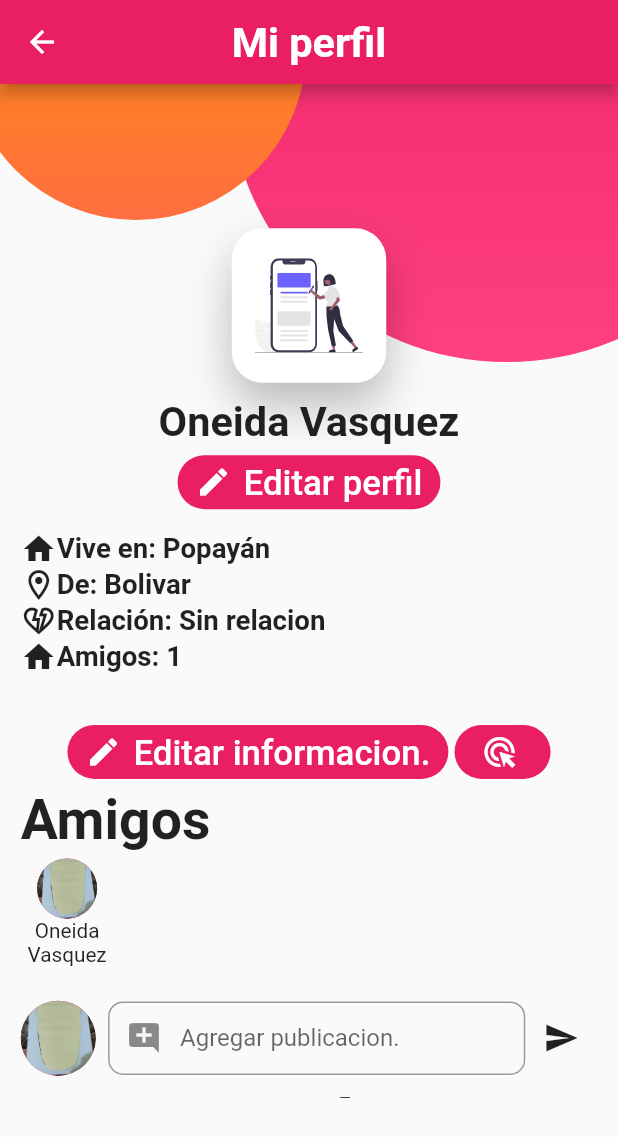
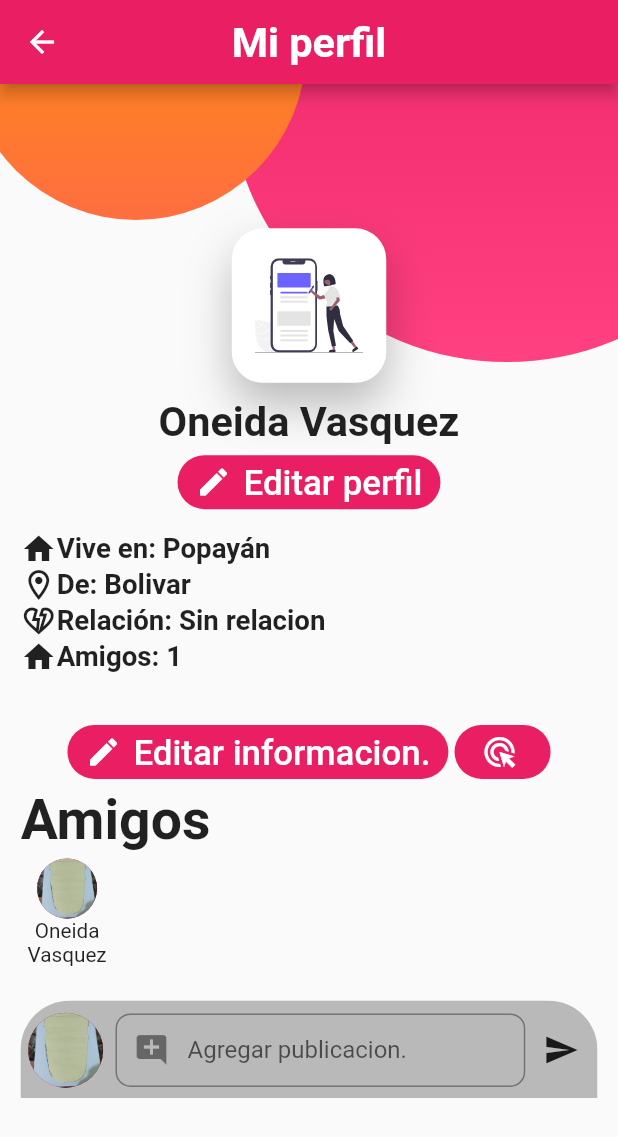
Before and after one commit to ricardo712/social_fast, a Flutter app: the perfilPersonal screen opened directly, on a phone screen of 412 x 824 dp. Shown: the top 1137 px of the screen. Run offline on Flutter 3.47's test engine with Material 2 defaults, Android fonts, the phone set to English and light mode, and no system bars; our stand-ins replace cloud_firestore, curved_navigation_bar, dio, file_picker, firebase_auth, firebase_core and 9 more; missing offline and left inert: dart:ffi, photo_manager; accounts and stored records are empty.

Commit message:
Ajuste de colores

```diff
--- a/lib/screens/perfil_personal.dart
+++ b/lib/screens/perfil_personal.dart
@@ -238,7 +238,7 @@ class _perfilPersonalState extends State<perfilPersonal> {
                       Row(
                         //mainAxisAlignment: MainAxisAlignment.center,
                         children: <Widget>[
-                          verAmigo(altura: 68, pubModel: pubModel),
+                          verAmigo(altura: 0, pubModel: pubModel),
                           SizedBox(width: responsive.wp(1)),
                         ],
                       ),
--- a/lib/views/form_publicar.dart
+++ b/lib/views/form_publicar.dart
@@ -48,19 +48,38 @@ class _formPublicacionState extends State<formPublicacion> {
       },
       textInputAction: TextInputAction.next,
       decoration: InputDecoration(
-        prefixIcon: const Icon(Icons.add_comment),
+        prefixIcon: const Icon(
+          Icons.add_comment,
+          //color: Colors.white,
+        ),
         contentPadding: const EdgeInsets.fromLTRB(20, 15, 20, 15),
         hintText: "Agregar publicacion.",
+        //hintStyle: TextStyle(color: Colors.white),
         border: OutlineInputBorder(
           borderRadius: BorderRadius.circular(10.0),
         ),
       ),
     );
 
-    return Column(
+    return Container(
+      width: double.maxFinite,
+      //color: Colors.black38,
+      decoration: BoxDecoration(
+        color: Colors.black26,
+        borderRadius: BorderRadius.all(
+          Radius.circular(
+            responsive.dp(3.5),
+          ),
+        ),
+      ),
+      child: Column(
         children: <Widget>[
           Row(
             children: <Widget>[
+              SizedBox(
+                width: responsive.wp(1.2),
+                height: responsive.hp(8),
+              ),
               const CircleAvatar(
                 radius: 25,
                 backgroundImage: AssetImage('assets/img/pru1.jpeg'),
@@ -81,11 +100,12 @@ class _formPublicacionState extends State<formPublicacion> {
               IconButton(
                 padding: const EdgeInsets.symmetric(vertical: 0),
                 onPressed: () {
-                auth.requesUpdateImage(_image!, publicacionController.text, "");
+                  auth.requesUpdateImage(
+                      _image!, publicacionController.text, "");
 
                   Fluttertoast.showToast(
-                    msg:
-                        "Agregando publicación. " + publicacionController.text);
+                      msg: "Agregando publicación. " +
+                          publicacionController.text);
                   publicacionController.text = "";
                 },
                 icon: const Icon(Icons.send),
@@ -125,8 +145,8 @@ class _formPublicacionState extends State<formPublicacion> {
                     //        .uploadFile(path, fileName)
                     //        .then((value) => print('Imagen cargada.'));
                   },
-                icon: const Icon(
-                    Icons.photo)), //SvgPicture.asset('assets/svg/gallery.svg')
+                  icon: const Icon(Icons
+                      .photo)), //SvgPicture.asset('assets/svg/gallery.svg')
 
               IconButton(
                   splashRadius: 20,
@@ -155,7 +175,11 @@ class _formPublicacionState extends State<formPublicacion> {
                   backgroundImage: FileImage(_image!),
                   radius: 75.0,
                 )
-            : Container()
+              : Container(),
+
+          SizedBox(
+            height: responsive.hp(1),
+          )
           // ClipOval(
           //     child: Container(
           //       width: responsive.width * .4,
@@ -169,6 +193,7 @@ class _formPublicacionState extends State<formPublicacion> {
           //     ),
           //   ),
         ],
+      ),
     );
   }
 
--- a/lib/views/veramigo.dart
+++ b/lib/views/veramigo.dart
@@ -1,3 +1,5 @@
+import 'dart:io';
+
 import 'package:flutter/material.dart';
 import 'package:social_fast/models/pub_model.dart';
 import 'package:social_fast/services/storage_service.dart';
@@ -7,7 +9,9 @@ import 'package:social_fast/utils/responsive.dart';
 class verAmigo extends StatelessWidget {
   double altura;
   PubModel pubModel;
-  verAmigo({Key? key, required this.altura, required this.pubModel})
+  File? fotoPerfil;
+  verAmigo(
+      {Key? key, required this.altura, required this.pubModel, this.fotoPerfil})
       : assert(altura != null),
         assert(pubModel != null),
         super(key: key);
--- a/lib/widgets/mod_publicacion.dart
+++ b/lib/widgets/mod_publicacion.dart
@@ -23,7 +23,7 @@ class modPublicacion extends StatelessWidget {
       width: resposive.wp(94.3),
       height: resposive.hp(67),
       decoration: BoxDecoration(
-        color: Colors.orangeAccent,
+        color: Colors.black26,
         borderRadius: BorderRadius.all(
           Radius.circular(
             resposive.dp(7),
@@ -123,11 +123,25 @@ class modPublicacion extends StatelessWidget {
               ],
             ),
           ),
-          Row(mainAxisAlignment: MainAxisAlignment.center,
-          children: [
-          IconButton(onPressed: () {}, icon: const Icon(Icons.favorite, color: Colors.white,), ),
-          IconButton(onPressed: () => Navigator.of(context).push(MaterialPageRoute(builder: (context) => const publicacionPerfil())), icon: const Icon(Icons.comment, color: Colors.white,) ),
-          ],)
+          Row(
+            mainAxisAlignment: MainAxisAlignment.center,
+            children: [
+              IconButton(
+                onPressed: () {},
+                icon: const Icon(
+                  Icons.favorite,
+                  color: Colors.white,
+                ),
+              ),
+              IconButton(
+                  onPressed: () => Navigator.of(context).push(MaterialPageRoute(
+                      builder: (context) => const publicacionPerfil())),
+                  icon: const Icon(
+                    Icons.comment,
+                    color: Colors.white,
+                  )),
+            ],
+          )
         ],
       ),
     );
```
Lines whose indentation alone changed are shown as unchanged.
